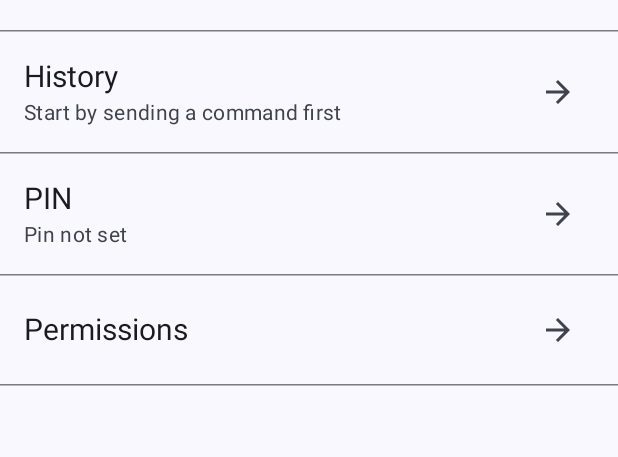
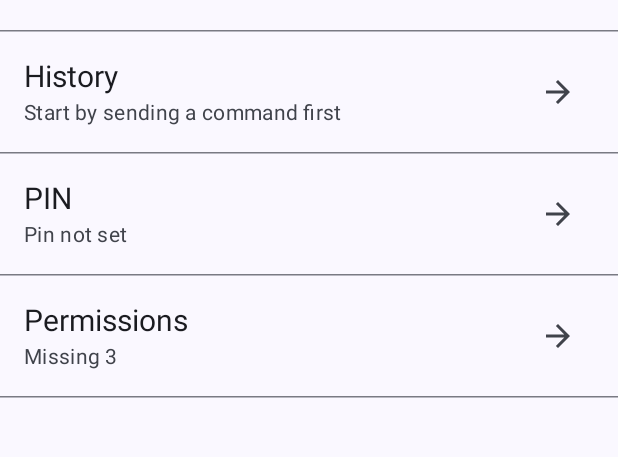
Before and after one commit to Ryfters/SMSCommands, an Android app built with Jetpack Compose: the HomeScreen screen opened through its navigation route, on a phone screen of 412 x 824 dp, the part 377-834 px from its top. Run offline under Robolectric (Android 15) with nearby library versions, the phone set to English and light mode, and no system bars; our stand-ins replace Room's generated code; libraries missing offline, so code that uses them is left out: androidx.camera.core.

Commit message:
Added strings for permissions state and updated home screen to display it.

```diff
--- a/app/src/main/java/com/smscommands/app/ui/screens/home/HomeScreen.kt
+++ b/app/src/main/java/com/smscommands/app/ui/screens/home/HomeScreen.kt
@@ -18,6 +18,7 @@ import com.smscommands.app.R
 import com.smscommands.app.commands.Command
 import com.smscommands.app.data.UiStateViewModel
 import com.smscommands.app.data.db.HistoryItem
+import com.smscommands.app.permissions.Permission
 import com.smscommands.app.ui.components.MainScaffold
 import com.smscommands.app.ui.navigation.Routes
 import com.smscommands.app.utils.formatRelativeTime
@@ -64,6 +65,15 @@ fun HomeScreen(
             stringResource(R.string.screen_home_pin_current, pin)
         }
 
+        val permissions by viewModel.permissionsState.collectAsState()
+        val missingPerms = permissions.count { !it.value }
+        val totalPerms = Permission.LIST.count()
+        val permissionContent =
+            if (missingPerms == 0) stringResource(R.string.screen_home_perms_all)
+            else if(missingPerms == totalPerms) stringResource(R.string.screen_home_perms_none)
+            else if(missingPerms == 1) stringResource(R.string.screen_home_perms_one)
+            else stringResource(R.string.screen_home_perms_many, missingPerms)
+
         Column {
             HomeListItem(
                 headline = stringResource(R.string.screen_commands_title),
@@ -88,7 +98,7 @@ fun HomeScreen(
             )
             HomeListItem(
                 headline = stringResource(R.string.screen_perms_title),
-                content = null,
+                content = permissionContent,
                 onClick = {
                     navController.navigate(Routes.PERMISSIONS)
                 }
--- a/app/src/main/res/values/strings.xml
+++ b/app/src/main/res/values/strings.xml
@@ -157,4 +157,8 @@
     <string name="screen_history_item_dialog_sender">Sender: %1$s</string>
     <string name="screen_history_item_dialog_time">Time: %1$s</string>
     <string name="screen_history_item_dialog_message">Message: %1$s</string>
+    <string name="screen_home_perms_many">Missing %1$d</string>
+    <string name="screen_home_perms_one">Missing 1 permission</string>
+    <string name="screen_home_perms_all">All permissions granted</string>
+    <string name="screen_home_perms_none">No permission granted</string>
 </resources>
```
